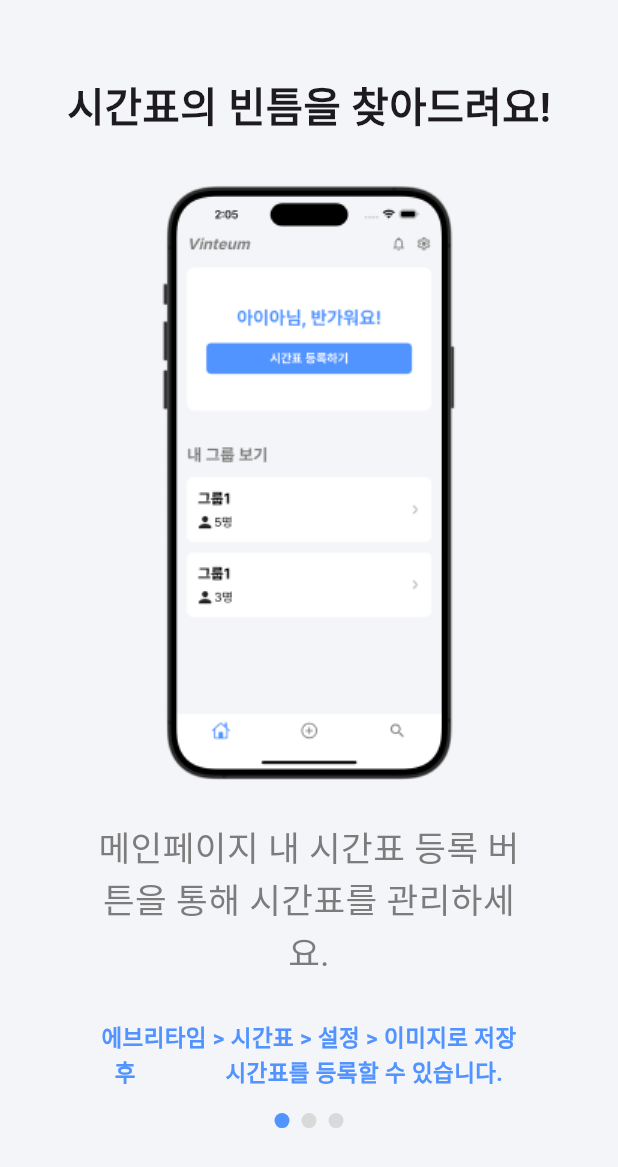
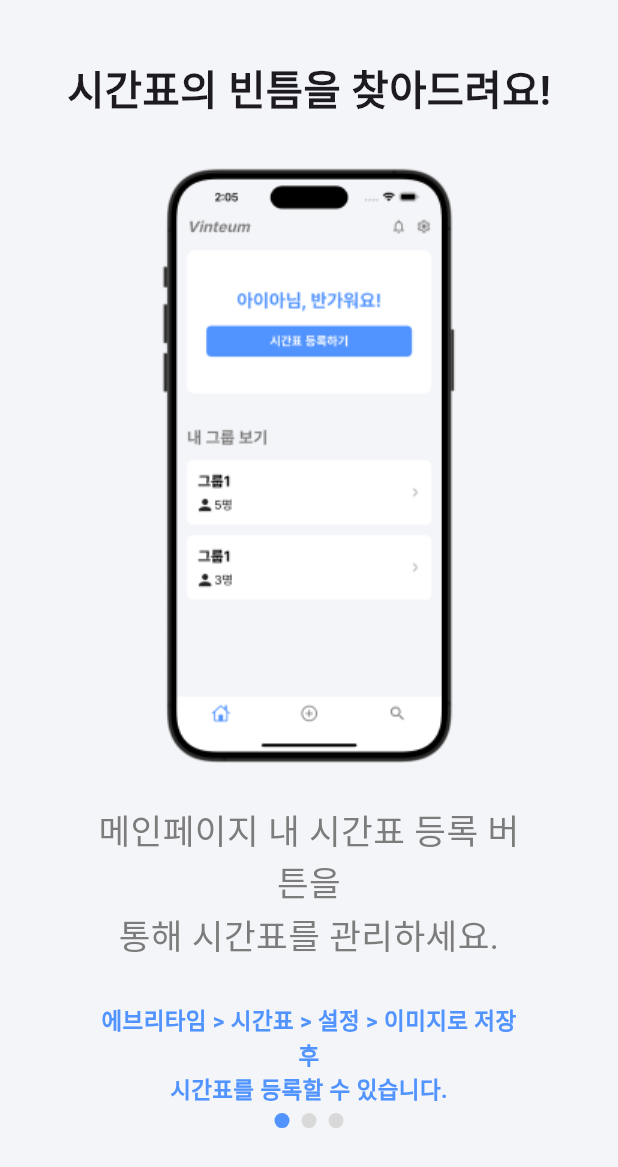
Before and after one commit to AIIA-GCU/VinTeum-FE, a Flutter app: the HelpScreen screen opened directly, on a phone screen of 412 x 824 dp. Shown: the top 1167 px of the screen. Run offline on Flutter 3.47's test engine with Material 3 defaults, Android fonts, the light colour scheme and no system bars; drawn by our look-alikes of smooth_page_indicator; our stand-ins replace image_picker; Roboto replaces fonts that are missing (Pretendard).

Commit message:
[chore] 도움말 페이지 줄바꿈

```diff
--- a/lib/Page/Help_screen.dart
+++ b/lib/Page/Help_screen.dart
@@ -17,14 +17,12 @@ class _HelpScreenState extends State<HelpScreen> {
   int currentPageIndex = 0;
 
   final help1_title = "시간표의 빈틈을 찾아드려요!";
-  final help1_content = "메인페이지 내 시간표 등록 버튼을 통해 시간표를 관리하세요.";
-  final help1_subContent = "에브리타임 > 시간표 > 설정 > 이미지로 저장 후 "
-      "              시간표를 등록할 수 있습니다.";
+  final help1_content = "메인페이지 내 시간표 등록 버튼을 \n통해 시간표를 관리하세요.";
+  final help1_subContent = "에브리타임 > 시간표 > 설정 > 이미지로 저장 후 \n시간표를 등록할 수 있습니다.";
 
   final help2_title = "시간표의 종류에 따라 등록하세요!";
-  final help2_content = "자신의 시간표 종류를 선택 후 시간표 이미지를 등록하세요.";
-  final help2_subContent = "정규 시간표 : 주말이 포함되지 않은 시간표"
-      "                     커스텀 시간표 : 주말이 포함된 시간표";
+  final help2_content = "자신의 시간표 종류를 선택 후\n 시간표 이미지를 등록하세요.";
+  final help2_subContent = "정규 시간표 : 주말이 포함되지 않은 시간표 \n커스텀 시간표 : 주말이 포함된 시간표";
 
   final help3_title = "등록된 시간표는 수정이 가능해요!";
   final help3_content = "시간표에서 원하는 일정을 등록해보세요.";
```
